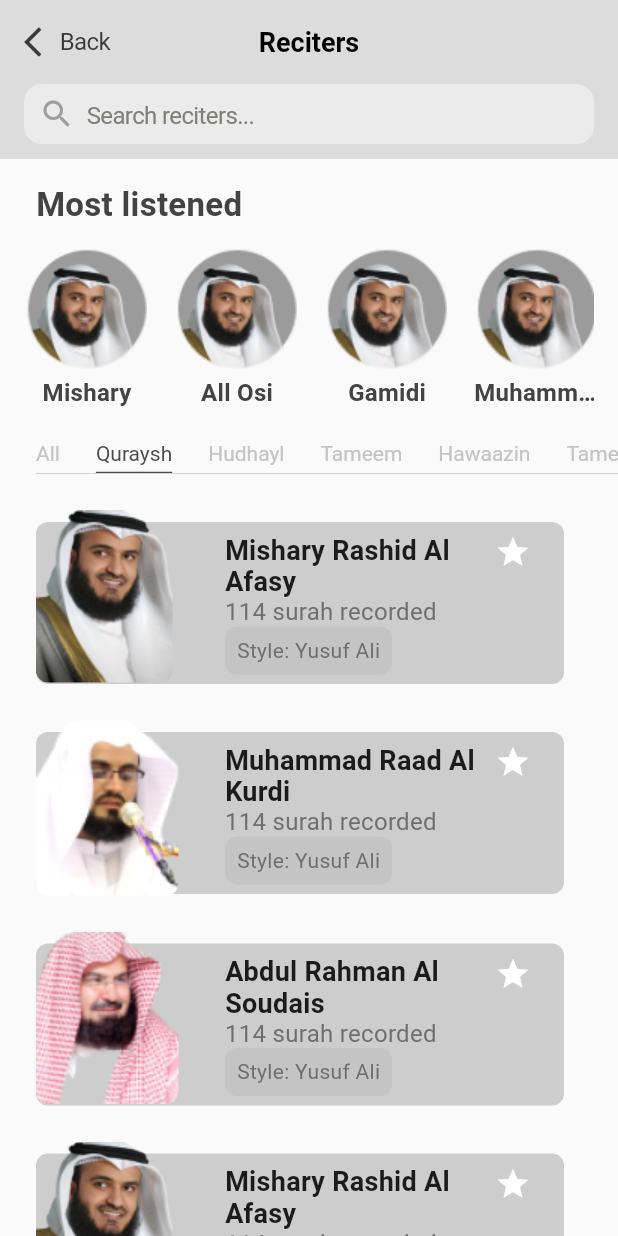
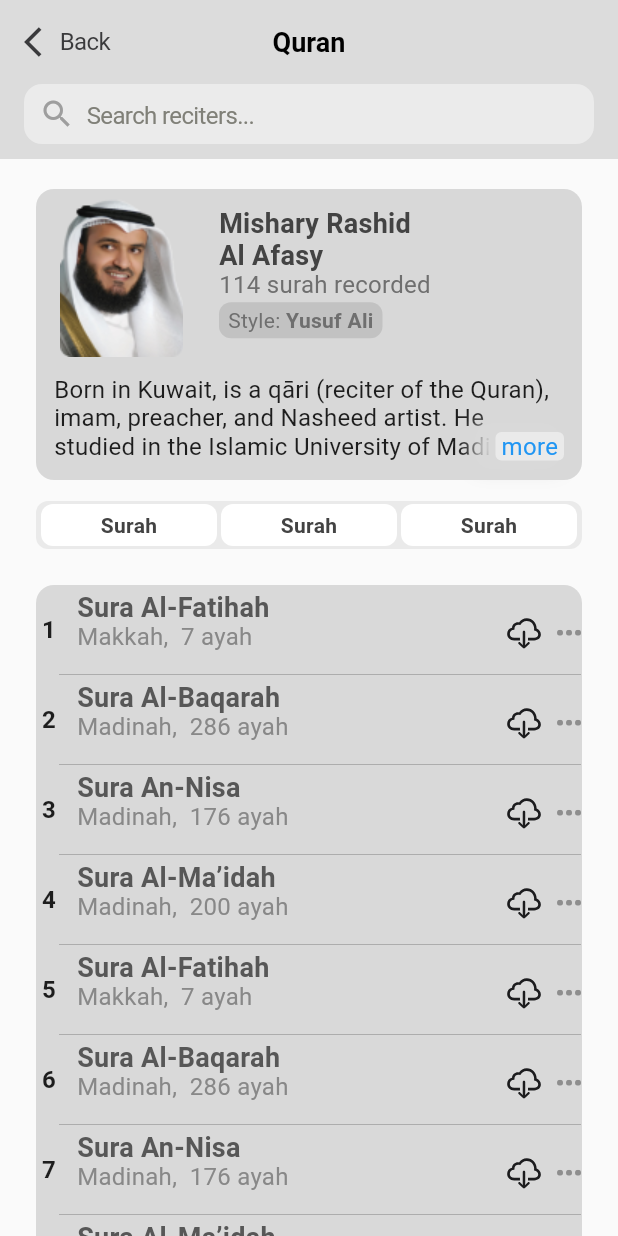
Before and after one commit to IbrohimJamoliddinov/Al-Quron, a Flutter app: the screen it shows after launch, on a phone screen of 412 x 824 dp. Run offline on Flutter 3.47's test engine with Material 2 defaults, Android fonts, the phone set to English and light mode, and no system bars; our stand-ins replace flutter_svg; missing offline and left inert: dart:ffi.

Commit message:
create home_screen create title_widget model create qori_title model create nomoz_vaqti

```diff
--- a/lib/main.dart
+++ b/lib/main.dart
@@ -1,3 +1,4 @@
+import 'package:al_quran/src/ui/home/inside_reciters.dart';
 import 'package:al_quran/src/ui/home/reciters.dart';
 import 'package:al_quran/src/ui/home/setting_time.dart';
 import 'package:al_quran/src/ui/main_screen.dart';
@@ -19,7 +20,7 @@ class MyApp extends StatelessWidget {
         primarySwatch: Colors.blue,
         platform: TargetPlatform.iOS,
       ),
-      home: RecitersScreen(),
+      home: InsideScreen(),
     );
   }
 }
--- /dev/null
+++ b/lib/src/models/surah_model.dart
@@ -0,0 +1,9 @@
+class SurahScreen {
+  String surahName;
+  String ayahMor;
+
+  SurahScreen({
+    required this.surahName,
+    required this.ayahMor,
+  });
+}
--- /dev/null
+++ b/lib/src/ui/home/inside_reciters.dart
@@ -0,0 +1,412 @@
+import 'dart:ffi';
+
+import 'package:al_quran/src/models/surah_model.dart';
+import 'package:al_quran/src/utils/app_theme.dart';
+import 'package:flutter/material.dart';
+import 'package:flutter_svg/flutter_svg.dart';
+
+class InsideScreen extends StatefulWidget {
+  @override
+  _InsideScreenState createState() => _InsideScreenState();
+}
+
+class _InsideScreenState extends State<InsideScreen> {
+  // int _selektedIndex = 0;
+
+  List<SurahScreen> dataSurah = [
+    SurahScreen(surahName: "Sura Al-Fatihah", ayahMor: "Makkah,  7 ayah"),
+    SurahScreen(surahName: "Sura Al-Baqarah", ayahMor: "Madinah,  286 ayah"),
+    SurahScreen(surahName: "Sura An-Nisa", ayahMor: "Madinah,  176 ayah"),
+    SurahScreen(surahName: "Sura Al-Ma’idah", ayahMor: "Madinah,  200 ayah"),
+    SurahScreen(surahName: "Sura Al-Fatihah", ayahMor: "Makkah,  7 ayah"),
+    SurahScreen(surahName: "Sura Al-Baqarah", ayahMor: "Madinah,  286 ayah"),
+    SurahScreen(surahName: "Sura An-Nisa", ayahMor: "Madinah,  176 ayah"),
+    SurahScreen(surahName: "Sura Al-Ma’idah", ayahMor: "Madinah,  200 ayah"),
+    SurahScreen(surahName: "Sura Al-Fatihah", ayahMor: "Makkah,  7 ayah"),
+    SurahScreen(surahName: "Sura Al-Baqarah", ayahMor: "Madinah,  286 ayah"),
+    SurahScreen(surahName: "Sura An-Nisa", ayahMor: "Madinah,  176 ayah"),
+    SurahScreen(surahName: "Sura Al-Ma’idah", ayahMor: "Madinah,  200 ayah"),
+  ];
+
+  @override
+  Widget build(BuildContext context) {
+    return Scaffold(
+      appBar: AppBar(
+        leadingWidth: 125,
+        backgroundColor: Color(0xFFDCDCDC),
+        elevation: 0,
+        leading: Row(
+          children: [
+            SizedBox(
+              width: 16,
+            ),
+            Icon(
+              Icons.arrow_back_ios,
+              color: Color(0xFF3A3A3C),
+            ),
+            Text(
+              "Back",
+              style: TextStyle(
+                color: Color(0xFF3A3A3C),
+                fontWeight: FontWeight.w400,
+                fontSize: 16,
+                letterSpacing: -0.41,
+              ),
+            ),
+          ],
+        ),
+        title: Text(
+          "Quran",
+          textAlign: TextAlign.center,
+          style: TextStyle(
+            fontSize: 18,
+            fontWeight: FontWeight.w600,
+            color: Colors.black,
+          ),
+        ),
+      ),
+      body: ListView(
+        children: [
+          Container(
+            // width: MediaQuery.of(context).size.width,
+            color: Color(0xFFDCDCDC),
+            child: Padding(
+              padding: const EdgeInsets.only(left: 16.0, right: 16, bottom: 10),
+              child: Container(
+                height: 40,
+                width: 300,
+                padding: EdgeInsets.symmetric(horizontal: 10),
+                decoration: BoxDecoration(
+                  borderRadius: BorderRadius.circular(12),
+                  color: Color(0xFFEBEBEB),
+                ),
+                child: Row(
+                  children: [
+                    SizedBox(
+                      height: 8,
+                    ),
+                    Icon(
+                      Icons.search,
+                      size: 24,
+                      color: Colors.grey,
+                    ),
+                    SizedBox(
+                      width: 8,
+                    ),
+                    Container(
+                      width: 120,
+                      child: TextField(
+                        autofocus: false,
+                        decoration: InputDecoration(
+                          border: InputBorder.none,
+                          focusedBorder: InputBorder.none,
+                          enabledBorder: InputBorder.none,
+                          errorBorder: InputBorder.none,
+                          disabledBorder: InputBorder.none,
+                          hintText: "Search reciters...",
+                          hintStyle: TextStyle(
+                            fontWeight: FontWeight.w400,
+                            fontSize: 16,
+                            letterSpacing: -0.41,
+                            color: Color(0xFF808078),
+                          ),
+                        ),
+                      ),
+                    ),
+                  ],
+                ),
+              ),
+            ),
+          ),
+          Container(
+            height: 194,
+            width: MediaQuery.of(context).size.width,
+            margin: EdgeInsets.only(
+              left: 24,
+              top: 20,
+              right: 24,
+              bottom: 14,
+            ),
+            decoration: BoxDecoration(
+              color: AppTheme.bgColorOwe,
+              borderRadius: BorderRadius.circular(12),
+            ),
+            child: Column(
+              children: [
+                Row(
+                  children: [
+                    SizedBox(width: 16),
+                    Image.asset(
+                      "assets/images/mishary2.png",
+                    ),
+                    SizedBox(
+                      width: 24,
+                    ),
+                    Column(
+                      crossAxisAlignment: CrossAxisAlignment.start,
+                      mainAxisAlignment: MainAxisAlignment.spaceAround,
+                      children: [
+                        Container(
+                          child: Text(
+                            "Mishary Rashid Al Afasy",
+                            maxLines: 2,
+                            style: TextStyle(
+                              color: AppTheme.dark,
+                              fontSize: 18,
+                              fontWeight: FontWeight.w600,
+                              letterSpacing: 0.2,
+                            ),
+                          ),
+                          width: 146,
+                        ),
+                        Text(
+                          "114 surah recorded",
+                          style: TextStyle(
+                            color: Color(0xFF6F6F6F),
+                            fontSize: 16,
+                            letterSpacing: 0.2,
+                            fontWeight: FontWeight.w400,
+                          ),
+                        ),
+                        Container(
+                          margin: EdgeInsets.only(top: 2),
+                          padding:
+                              EdgeInsets.symmetric(vertical: 4, horizontal: 6),
+                          decoration: BoxDecoration(
+                            borderRadius: BorderRadius.circular(8),
+                            color: Color(0xFFC2C2C2),
+                          ),
+                          child: Row(
+                            children: [
+                              Text(
+                                "Style:",
+                                style: TextStyle(
+                                  color: Color(0xFF6F6F6F),
+                                  fontSize: 14,
+                                  letterSpacing: 0.2,
+                                  fontWeight: FontWeight.w400,
+                                ),
+                              ),
+                              Text(
+                                " Yusuf Ali",
+                                style: TextStyle(
+                                  color: Color(0xFF6F6F6F),
+                                  fontSize: 14,
+                                  letterSpacing: 0.2,
+                                  fontWeight: FontWeight.w600,
+                                ),
+                              )
+                            ],
+                          ),
+                        )
+                      ],
+                    ),
+                  ],
+                ),
+                Container(
+                  padding: EdgeInsets.all(12),
+                  child: Stack(
+                    alignment: Alignment.bottomRight,
+                    children: [
+                      Text(
+                        "Born in Kuwait, is a qāri (reciter of the Quran), imam, preacher, and Nasheed artist. He studied in the Islamic University of Madi",
+                        style: TextStyle(
+                          fontWeight: FontWeight.w400,
+                          fontSize: 16,
+                          letterSpacing: 0.2,
+                        ),
+                      ),
+                      Container(
+                        padding: EdgeInsets.symmetric(horizontal: 4),
+                        decoration: BoxDecoration(
+                          color: Color(0xFFEAEAEA),
+                          boxShadow: [
+                            BoxShadow(
+                              color: Color(0xFFD9D9D9),
+                              offset: Offset(-8, 0),
+                              spreadRadius: 6,
+                              blurRadius: 10,
+                            )
+                          ],
+                          borderRadius: BorderRadius.circular(4),
+                        ),
+                        child: Text(
+                          "more",
+                          style: TextStyle(
+                            color: Colors.blue,
+                            fontSize: 16,
+                            fontWeight: FontWeight.w400,
+                            letterSpacing: 0.2,
+                          ),
+                        ),
+                      ),
+                    ],
+                  ),
+                )
+              ],
+            ),
+          ),
+          Container(
+            padding: EdgeInsets.all(2),
+            height: 32,
+            width: MediaQuery.of(context).size.width,
+            margin: EdgeInsets.symmetric(
+              horizontal: 24,
+            ),
+            decoration: BoxDecoration(
+              color: Color(0xFFEAEAEA),
+              borderRadius: BorderRadius.circular(8),
+            ),
+            child: Row(
+              mainAxisAlignment: MainAxisAlignment.spaceAround,
+              children: [
+                Container(
+                  height: 28,
+                  alignment: Alignment.center,
+                  width: (MediaQuery.of(context).size.width - 60) / 3,
+                  decoration: BoxDecoration(
+                    borderRadius: BorderRadius.circular(8),
+                    color: Colors.white,
+                  ),
+                  child: Text(
+                    "Surah",
+                    textAlign: TextAlign.center,
+                    style: TextStyle(
+                      color: AppTheme.dark,
+                      fontWeight: FontWeight.w600,
+                      fontSize: 14,
+                      letterSpacing: 0.2,
+                    ),
+                  ),
+                ),
+                Container(
+                  height: 28,
+                  alignment: Alignment.center,
+                  width: (MediaQuery.of(context).size.width - 60) / 3,
+                  decoration: BoxDecoration(
+                    borderRadius: BorderRadius.circular(8),
+                    color: Colors.white,
+                  ),
+                  child: Text(
+                    "Surah",
+                    textAlign: TextAlign.center,
+                    style: TextStyle(
+                      color: AppTheme.dark,
+                      fontWeight: FontWeight.w600,
+                      fontSize: 14,
+                      letterSpacing: 0.2,
+                    ),
+                  ),
+                ),
+                Container(
+                  height: 28,
+                  alignment: Alignment.center,
+                  width: (MediaQuery.of(context).size.width - 60) / 3,
+                  decoration: BoxDecoration(
+                    borderRadius: BorderRadius.circular(8),
+                    color: Colors.white,
+                  ),
+                  child: Text(
+                    "Surah",
+                    textAlign: TextAlign.center,
+                    style: TextStyle(
+                      color: AppTheme.dark,
+                      fontWeight: FontWeight.w600,
+                      fontSize: 14,
+                      letterSpacing: 0.2,
+                    ),
+                  ),
+                ),
+              ],
+            ),
+          ),
+          Container(
+            width: double.infinity,
+            margin: EdgeInsets.all(24),
+            decoration: BoxDecoration(
+              color: Color(0xFFD9D9D9),
+              borderRadius: BorderRadius.circular(12),
+            ),
+            child: ListView.builder(
+                shrinkWrap: true,
+                physics: NeverScrollableScrollPhysics(),
+                itemCount: dataSurah.length,
+                itemBuilder: (context, index) {
+                  return Row(
+                    crossAxisAlignment: CrossAxisAlignment.center,
+                    children: [
+                      SizedBox(width: 4,),
+                      Text(
+                        (index + 1).toString(),
+                        textAlign: TextAlign.center,
+                        style: TextStyle(
+                          fontSize: 16,
+                          fontWeight: FontWeight.w600,
+                          letterSpacing: 0.16,
+                        ),
+                      ),
+                      Container(
+                        margin: EdgeInsets.only(left: 2,   top: 4),
+                        width: MediaQuery.of(context).size.width - 64,
+                        height: 56,
+                        decoration: BoxDecoration(
+                          border: Border(
+                            bottom: BorderSide(
+                              color: Colors.grey,
+                              width: 0.5,
+                            ),
+                          ),
+                        ),
+                        child: Row(
+                          children: [
+                            Container(
+                              margin: EdgeInsets.only(
+                                left: 12,
+                                bottom: 6,
+                              ),
+                              child: Column(
+                                children: [
+                                  Text(
+                                    dataSurah[index].surahName,
+                                    style: TextStyle(
+                                      color: Color(0xFF575757),
+                                      fontSize: 18,
+                                      letterSpacing: 0.2,
+                                      fontWeight: FontWeight.w600,
+                                    ),
+                                  ),
+                                  Text(
+                                    dataSurah[index].ayahMor,
+                                    style: TextStyle(
+                                      color: Color(0xFF888888),
+                                      fontSize: 16,
+                                      letterSpacing: 0.2,
+                                      fontWeight: FontWeight.w400,
+                                    ),
+                                  )
+                                ],
+                                crossAxisAlignment: CrossAxisAlignment.start,
+                              ),
+                            ),
+                            Spacer(),
+                            SvgPicture.asset(
+                              "assets/images/cloud.svg",
+                            ),
+                            SizedBox(
+                              width: 8,
+                            ),
+                            SvgPicture.asset(
+                              "assets/images/ellipse.svg",
+                            ),
+                          ],
+                        ),
+                      ),
+                    ],
+                  );
+                }),
+          ),
+        ],
+      ),
+    );
+  }
+}
--- a/lib/src/ui/home/reciters.dart
+++ b/lib/src/ui/home/reciters.dart
@@ -117,8 +117,7 @@ class _RecitersScreenState extends State<RecitersScreen> {
             width: MediaQuery.of(context).size.width,
             color: Color(0xFFDCDCDC),
             child: Padding(
-                padding:
-                    const EdgeInsets.only(left: 16.0, right: 16, bottom: 10),
+              padding: const EdgeInsets.only(left: 16.0, right: 16, bottom: 10),
               child: Container(
                 height: 40,
                 width: 300,
@@ -270,7 +269,7 @@ class _RecitersScreenState extends State<RecitersScreen> {
                       itemCount: 4,
                       itemBuilder: (context, value) {
                         return Container(
-                            margin: EdgeInsets.only(right: 12, top: 8),
+                          margin: EdgeInsets.only(top: 8),
                           child: Stack(
                             children: [
                               Container(
@@ -302,8 +301,7 @@ class _RecitersScreenState extends State<RecitersScreen> {
                                                   dataProfil[value].name,
                                                   maxLines: 2,
                                                   style: TextStyle(
-                                                      fontWeight:
-                                                          FontWeight.w600,
+                                                    fontWeight: FontWeight.w600,
                                                     fontSize: 18,
                                                     letterSpacing: 0.2,
                                                   ),
@@ -330,20 +328,35 @@ class _RecitersScreenState extends State<RecitersScreen> {
                                             ),
                                           ),
                                           Container(
-                                              padding: EdgeInsets.all(8),
+                                            width: 110,
+                                            padding: EdgeInsets.symmetric(
+                                                horizontal: 6, vertical: 4),
                                             decoration: BoxDecoration(
                                               borderRadius:
                                                   BorderRadius.circular(8),
                                               color: AppTheme.bgColorToo,
                                             ),
-                                              child: Text(
-                                                "Style: Yusuf Ali",
+                                            child: Row(
+                                              children: [
+                                                Text(
+                                                  "Style:",
+                                                  style: TextStyle(
+                                                    color: Color(0xFF6F6F6F),
+                                                    fontSize: 14,
+                                                    letterSpacing: 0.2,
+                                                    fontWeight: FontWeight.w500,
+                                                  ),
+                                                ),
+                                                Text(
+                                                  " Yusuf Ali",
                                                   style: TextStyle(
                                                     color: Color(0xFF6F6F6F),
                                                     fontSize: 14,
                                                     letterSpacing: 0.2,
                                                     fontWeight: FontWeight.w400,
                                                   ),
+                                                ),
+                                              ],
                                             ),
                                           ),
                                           SizedBox(
@@ -378,6 +391,7 @@ class _RecitersScreenState extends State<RecitersScreen> {
             ),
           ),
         ],
-        ));
+      ),
+    );
   }
 }
--- a/pubspec.yaml
+++ b/pubspec.yaml
@@ -16,6 +16,7 @@ dependencies:
   cupertino_icons: ^1.0.2
   cached_network_image: ^3.1.0
   flutter_svg: ^0.22.0
+  flutter_advanced_switch: ^2.1.0
 
 dev_dependencies:
   flutter_test:
```
Also changed, not shown: assets/images/cloud.svg (added), assets/images/ellipse.svg (added), assets/images/mishary2.png (added), pubspec.lock. Lines whose indentation alone changed are shown as unchanged.
